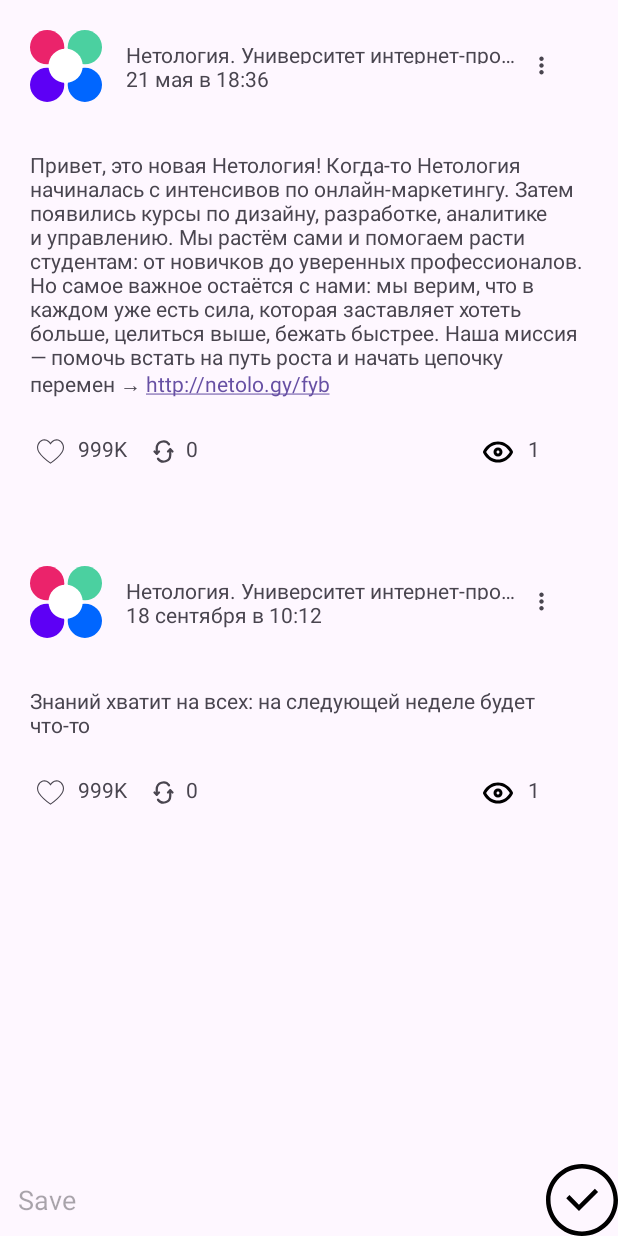
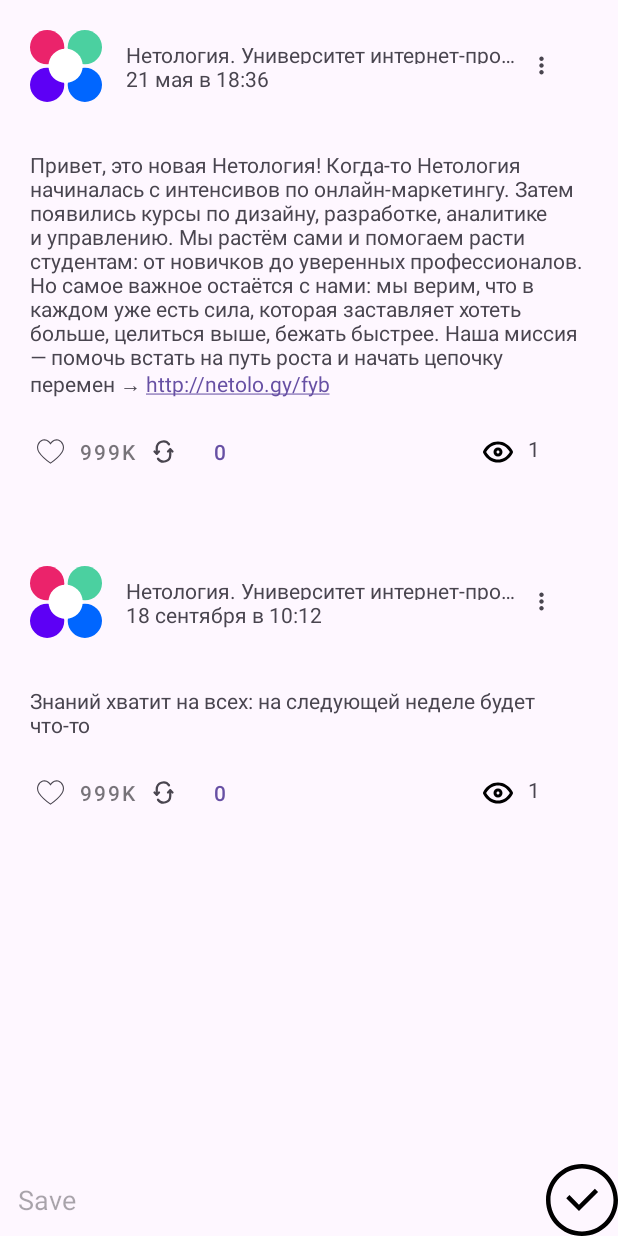
Before and after one commit to shefyo/nmedia, an Android app: the screen it shows after launch (MainActivity), on a phone screen of 412 x 824 dp. Run offline under Robolectric (Android 15) with nearby library versions, the phone set to English and light mode, and no system bars.

Commit message:
Text in Material Buttons

```diff
--- a/app/src/main/java/ru/netology/nmedia/MainActivity.kt
+++ b/app/src/main/java/ru/netology/nmedia/MainActivity.kt
@@ -1,5 +1,6 @@
 package ru.netology.nmedia
 
+import android.content.Intent
 import android.os.Bundle
 import android.view.View
 import android.widget.Toast
@@ -35,6 +36,14 @@ class MainActivity : AppCompatActivity() {
 
             override fun onRepost(post: Post) {
                 viewModel.repostById(post.id)
+                val intent = Intent().apply {
+                    action = Intent.ACTION_SEND
+                    type = "text/plain"
+                    putExtra(Intent.EXTRA_TEXT, post.content)
+                }
+
+                val shareIntent = Intent.createChooser(intent, "Share post")
+                startActivity(shareIntent)
             }
 
         })
--- a/app/src/main/java/ru/netology/nmedia/PostViewHolder.kt
+++ b/app/src/main/java/ru/netology/nmedia/PostViewHolder.kt
@@ -15,8 +15,8 @@ class PostViewHolder(
             published.text = post.published
             content.text = post.content
             countviews.text = post.countviews.toString()
-            countlikes.text = formatCount(post.countlikes)
-            countreposts.text = formatCount(post.countreposts)
+            likes.text = formatCount(post.countlikes)
+            reposts.text = formatCount(post.countreposts)
             likes.isChecked = post.likedByMe
             likes.setOnClickListener {
                 onInteractionListener.onLike(post)
--- a/app/src/main/res/layout/postcard.xml
+++ b/app/src/main/res/layout/postcard.xml
@@ -77,27 +77,10 @@
         app:icon="@drawable/likedrawable"
         style = "@style/Widget.App.LikeCheckBox"
         app:layout_constraintStart_toStartOf="parent"
-        app:layout_constraintTop_toTopOf="@id/barrier2" />
+        app:layout_constraintTop_toTopOf="@id/barrier2"
+        android:text="10"/>
 
-    <TextView
-        android:id="@+id/countlikes"
-        android:layout_width="48dp"
-        android:layout_height="48dp"
-        android:layout_marginLeft="32dp"
-        android:layout_marginTop="8dp"
-        app:layout_constraintStart_toStartOf="parent"
-        app:layout_constraintTop_toTopOf="@id/barrier2"
-        tools:text="10" />
 
-    <TextView
-        android:id="@+id/countreposts"
-        android:layout_width="48dp"
-        android:layout_height="48dp"
-        android:layout_marginLeft="104dp"
-        android:layout_marginTop="8dp"
-        app:layout_constraintStart_toStartOf="parent"
-        app:layout_constraintTop_toTopOf="@id/barrier2"
-        tools:text="10" />
 
     <TextView
         android:id="@+id/countviews"
@@ -120,7 +103,8 @@
         android:layout_marginTop="-4dp"
         style="@style/Widget.App.ShareButton"
         app:layout_constraintStart_toStartOf="parent"
-        app:layout_constraintTop_toTopOf="@id/barrier2" />
+        app:layout_constraintTop_toTopOf="@id/barrier2"
+        android:text="10" />
 
 
     <androidx.constraintlayout.widget.Barrier
```
